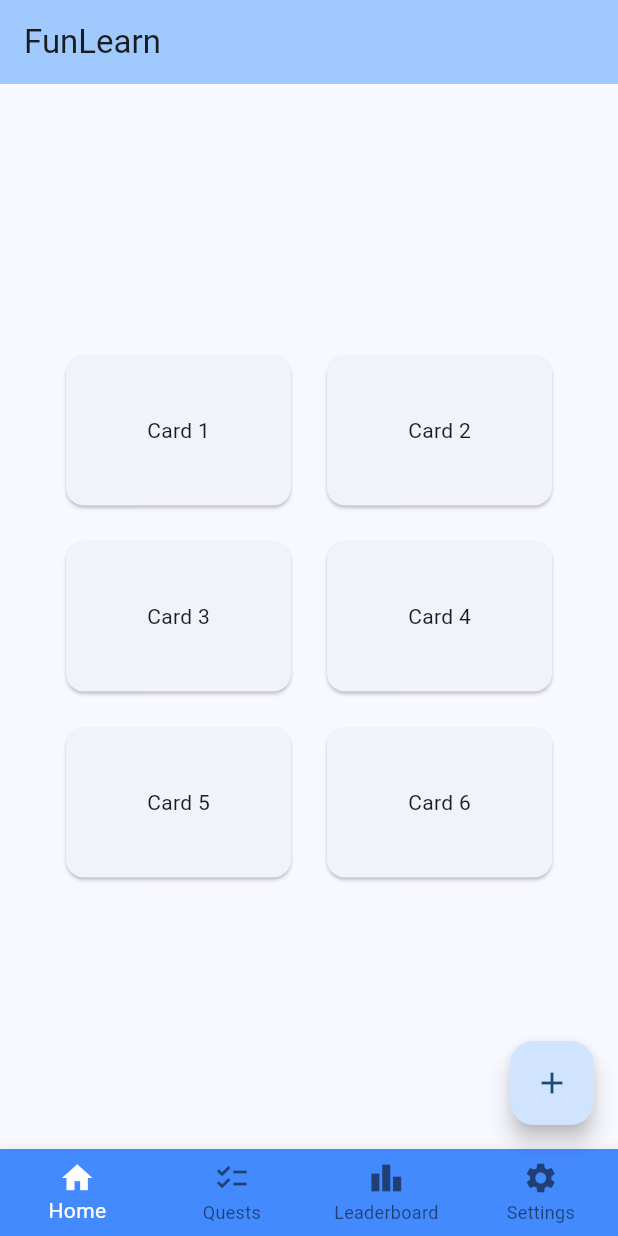
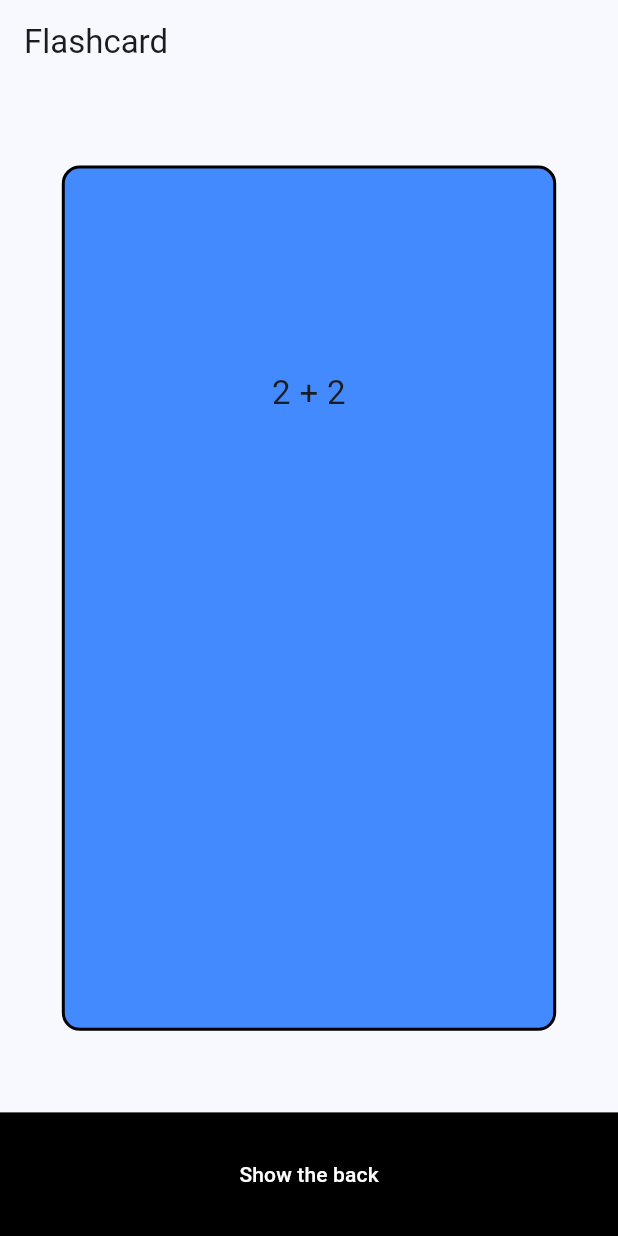
Before and after one commit to klinkl/FunLearn-client, a Flutter app: the screen it shows after launch, on a phone screen of 412 x 824 dp. Run offline on Flutter 3.47's test engine with Material 3 defaults, Android fonts, the light colour scheme and no system bars.

Commit message:
flashcard screen v1 ready for test but not finished

```diff
--- a/lib/main.dart
+++ b/lib/main.dart
@@ -1,4 +1,6 @@
 import 'package:flutter/material.dart';
+import 'screens/learning_view.dart';
+import 'screens/cards_list_view.dart';
 
 void main() {
   runApp(const MyApp());
@@ -30,149 +32,7 @@ class MyApp extends StatelessWidget {
         // tested with just a hot reload.
         colorScheme: .fromSeed(seedColor: Colors.blue),
       ),
-      home: const MyHomePage(title: 'FunLearn'),
+      home: MyFlashcardScreen(),
     );
   }
 }
-
-class MyHomePage extends StatefulWidget {
-  const MyHomePage({super.key, required this.title});
-
-  // This widget is the home page of your application. It is stateful, meaning
-  // that it has a State object (defined below) that contains fields that affect
-  // how it looks.
-
-  // This class is the configuration for the state. It holds the values (in this
-  // case the title) provided by the parent (in this case the App widget) and
-  // used by the build method of the State. Fields in a Widget subclass are
-  // always marked "final".
-
-  final String title;
-
-  @override
-  State<MyHomePage> createState() => _MyHomePageState();
-}
-
-class _MyHomePageState extends State<MyHomePage> {
-  int _counter = 0;
-
-  void _incrementCounter() {
-    setState(() {
-      // This call to setState tells the Flutter framework that something has
-      // changed in this State, which causes it to rerun the build method below
-      // so that the display can reflect the updated values. If we changed
-      // _counter without calling setState(), then the build method would not be
-      // called again, and so nothing would appear to happen.
-      _counter++;
-    });
-  }
-
-  @override
-  Widget build(BuildContext context) {
-    // This method is rerun every time setState is called, for instance as done
-    // by the _incrementCounter method above.
-    //
-    // The Flutter framework has been optimized to make rerunning build methods
-    // fast, so that you can just rebuild anything that needs updating rather
-    // than having to individually change instances of widgets.
-    return Scaffold(
-      appBar: AppBar(
-        // TRY THIS: Try changing the color here to a specific color (to
-        // Colors.amber, perhaps?) and trigger a hot reload to see the AppBar
-        // change color while the other colors stay the same.
-        backgroundColor: Theme.of(context).colorScheme.inversePrimary,
-        // Here we take the value from the MyHomePage object that was created by
-        // the App.build method, and use it to set our appbar title.
-        title: Text(widget.title),
-      ),
-      body: Center(
-        // Center is a layout widget. It takes a single child and positions it
-        // in the middle of the parent.
-        child: Column(
-          // Column is also a layout widget. It takes a list of children and
-          // arranges them vertically. By default, it sizes itself to fit its
-          // children horizontally, and tries to be as tall as its parent.
-          //
-          // Column has various properties to control how it sizes itself and
-          // how it positions its children. Here we use mainAxisAlignment to
-          // center the children vertically; the main axis here is the vertical
-          // axis because Columns are vertical (the cross axis would be
-          // horizontal).
-          //
-          // TRY THIS: Invoke "debug painting" (choose the "Toggle Debug Paint"
-          // action in the IDE, or press "p" in the console), to see the
-          // wireframe for each widget.
-          mainAxisAlignment: .center,
-          children: [
-            Row(
-              mainAxisAlignment: MainAxisAlignment.center,
-              children: [
-                Card(child: _SampleCard(cardName: 'Card 1')),
-                SizedBox(width: 16),
-                Card(child: _SampleCard(cardName: 'Card 2')),
-              ],
-            ),
-            SizedBox(height: 16),
-            Row(
-              mainAxisAlignment: MainAxisAlignment.center,
-              children: [
-                Card(child: _SampleCard(cardName: 'Card 3')),
-                SizedBox(width: 16),
-                Card(child: _SampleCard(cardName: 'Card 4')),
-              ],
-            ),
-            SizedBox(height: 16),
-            Row(
-              mainAxisAlignment: MainAxisAlignment.center,
-              children: [
-                Card(child: _SampleCard(cardName: 'Card 5')),
-                SizedBox(width: 16),
-                Card(child: _SampleCard(cardName: 'Card 6')),
-              ],
-            ),
-          ],
-        ),
-      ), //maybe use the floatingActionButton as a button to add new Anki sets?
-      floatingActionButton: FloatingActionButton(
-        onPressed: _incrementCounter,
-        tooltip: 'Increment',
-        child: const Icon(Icons.add),
-      ),
-      bottomNavigationBar: BottomNavigationBar(backgroundColor: Colors.blueAccent,
-          selectedItemColor: Colors.white,
-          type: BottomNavigationBarType.fixed,
-          items: const <BottomNavigationBarItem>[
-      BottomNavigationBarItem(
-        icon: Icon(Icons.home),
-        label: 'Home',
-      ),
-        BottomNavigationBarItem(
-          icon: Icon(Icons.checklist),
-          label: 'Quests',
-        ),
-        BottomNavigationBarItem(
-          icon: Icon(Icons.leaderboard),
-          label: 'Leaderboard',
-        ),
-
-        BottomNavigationBarItem(
-          icon: Icon(Icons.settings),
-          label: 'Settings',
-        ),
-      ]),
-    );
-  }
-}
-class _SampleCard extends StatelessWidget {
-  final String cardName;
-  const _SampleCard({required this.cardName, super.key});
-
-  @override
-  Widget build(BuildContext context) {
-    return SizedBox(
-      width: 150,
-      height: 100,
-      child: Center(child: Text(cardName)),
-    );
-  }
-}
--- /dev/null
+++ b/lib/screens/cards_list_view.dart
@@ -0,0 +1,140 @@
+import 'package:flutter/material.dart';
+
+class MyHomePage extends StatefulWidget {
+  const MyHomePage({super.key, required this.title});
+
+  // This widget is the home page of your application. It is stateful, meaning
+  // that it has a State object (defined below) that contains fields that affect
+  // how it looks.
+
+  // This class is the configuration for the state. It holds the values (in this
+  // case the title) provided by the parent (in this case the App widget) and
+  // used by the build method of the State. Fields in a Widget subclass are
+  // always marked "final".
+
+  final String title;
+
+  @override
+  State<MyHomePage> createState() => _MyHomePageState();
+}
+
+class _MyHomePageState extends State<MyHomePage> {
+  int _counter = 0;
+
+  void _incrementCounter() {
+    setState(() {
+      // This call to setState tells the Flutter framework that something has
+      // changed in this State, which causes it to rerun the build method below
+      // so that the display can reflect the updated values. If we changed
+      // _counter without calling setState(), then the build method would not be
+      // called again, and so nothing would appear to happen.
+      _counter++;
+    });
+  }
+
+  @override
+  Widget build(BuildContext context) {
+    // This method is rerun every time setState is called, for instance as done
+    // by the _incrementCounter method above.
+    //
+    // The Flutter framework has been optimized to make rerunning build methods
+    // fast, so that you can just rebuild anything that needs updating rather
+    // than having to individually change instances of widgets.
+    return Scaffold(
+      appBar: AppBar(
+        // TRY THIS: Try changing the color here to a specific color (to
+        // Colors.amber, perhaps?) and trigger a hot reload to see the AppBar
+        // change color while the other colors stay the same.
+        backgroundColor: Theme.of(context).colorScheme.inversePrimary,
+        // Here we take the value from the MyHomePage object that was created by
+        // the App.build method, and use it to set our appbar title.
+        title: Text(widget.title),
+      ),
+      body: Center(
+        // Center is a layout widget. It takes a single child and positions it
+        // in the middle of the parent.
+        child: Column(
+          // Column is also a layout widget. It takes a list of children and
+          // arranges them vertically. By default, it sizes itself to fit its
+          // children horizontally, and tries to be as tall as its parent.
+          //
+          // Column has various properties to control how it sizes itself and
+          // how it positions its children. Here we use mainAxisAlignment to
+          // center the children vertically; the main axis here is the vertical
+          // axis because Columns are vertical (the cross axis would be
+          // horizontal).
+          //
+          // TRY THIS: Invoke "debug painting" (choose the "Toggle Debug Paint"
+          // action in the IDE, or press "p" in the console), to see the
+          // wireframe for each widget.
+          mainAxisAlignment: .center,
+          children: [
+            Row(
+              mainAxisAlignment: MainAxisAlignment.center,
+              children: [
+                Card(child: _SampleCard(cardName: 'Card 1')),
+                SizedBox(width: 16),
+                Card(child: _SampleCard(cardName: 'Card 2')),
+              ],
+            ),
+            SizedBox(height: 16),
+            Row(
+              mainAxisAlignment: MainAxisAlignment.center,
+              children: [
+                Card(child: _SampleCard(cardName: 'Card 3')),
+                SizedBox(width: 16),
+                Card(child: _SampleCard(cardName: 'Card 4')),
+              ],
+            ),
+            SizedBox(height: 16),
+            Row(
+              mainAxisAlignment: MainAxisAlignment.center,
+              children: [
+                Card(child: _SampleCard(cardName: 'Card 5')),
+                SizedBox(width: 16),
+                Card(child: _SampleCard(cardName: 'Card 6')),
+              ],
+            ),
+          ],
+        ),
+      ), //maybe use the floatingActionButton as a button to add new Anki sets?
+      floatingActionButton: FloatingActionButton(
+        onPressed: _incrementCounter,
+        tooltip: 'Increment',
+        child: const Icon(Icons.add),
+      ),
+      bottomNavigationBar: BottomNavigationBar(
+        backgroundColor: Colors.blueAccent,
+        selectedItemColor: Colors.white,
+        type: BottomNavigationBarType.fixed,
+        items: const <BottomNavigationBarItem>[
+          BottomNavigationBarItem(icon: Icon(Icons.home), label: 'Home'),
+          BottomNavigationBarItem(icon: Icon(Icons.checklist), label: 'Quests'),
+          BottomNavigationBarItem(
+            icon: Icon(Icons.leaderboard),
+            label: 'Leaderboard',
+          ),
+
+          BottomNavigationBarItem(
+            icon: Icon(Icons.settings),
+            label: 'Settings',
+          ),
+        ],
+      ),
+    );
+  }
+}
+
+class _SampleCard extends StatelessWidget {
+  final String cardName;
+  const _SampleCard({required this.cardName, super.key});
+
+  @override
+  Widget build(BuildContext context) {
+    return SizedBox(
+      width: 150,
+      height: 100,
+      child: Center(child: Text(cardName)),
+    );
+  }
+}
--- /dev/null
+++ b/lib/screens/learning_view.dart
@@ -0,0 +1,179 @@
+import 'package:flutter/material.dart';
+
+class Flashcard {
+  final String front;
+  final String back;
+
+  Flashcard({required this.front, required this.back});
+}
+
+class MyFlashcardScreen extends StatelessWidget {
+  const MyFlashcardScreen({super.key});
+
+  @override
+  Widget build(BuildContext context) {
+    Flashcard card = Flashcard(front: "2 + 2", back: "4");
+    return LearningView(flashcard: card);
+  }
+}
+
+class LearningView extends StatefulWidget {
+  final Flashcard flashcard;
+
+  const LearningView({super.key, required this.flashcard});
+
+  @override
+  State<LearningView> createState() => _LearningViewState();
+}
+
+class _LearningViewState extends State<LearningView> {
+  bool _backShow = false;
+
+  void _show() {
+    setState(() {
+      _backShow = !_backShow;
+    });
+  }
+
+  @override
+  Widget build(BuildContext context) {
+    return Scaffold(
+      appBar: AppBar(title: Text("Flashcard")),
+
+      body: Center(
+        child: Container(
+          padding: EdgeInsets.all(20),
+          margin: EdgeInsets.all(20),
+          width: MediaQuery.of(context).size.width * 0.8,
+          height: MediaQuery.of(context).size.height * 0.7,
+          decoration: BoxDecoration(
+            color: Colors.blueAccent,
+            borderRadius: BorderRadius.circular(12),
+            border: Border.all(color: Colors.black, width: 2),
+          ),
+          child: Column(
+            children: [
+              Expanded(
+                child: Center(
+                  child: Text(
+                    widget.flashcard.front,
+                    textAlign: TextAlign.center,
+                    style: TextStyle(fontSize: 22),
+                  ),
+                ),
+              ),
+
+              Visibility(
+                visible: _backShow,
+                maintainSize: true,
+                maintainAnimation: true,
+                maintainState: true,
+                child: Divider(thickness: 1, color: Colors.black),
+              ),
+
+              Expanded(
+                child: Visibility(
+                  visible: _backShow,
+                  maintainSize: true,
+                  maintainAnimation: true,
+                  maintainState: true,
+                  child: Center(
+                    child: Text(
+                      widget.flashcard.back,
+                      textAlign: TextAlign.center,
+                      style: TextStyle(fontSize: 22),
+                    ),
+                  ),
+                ),
+              ),
+            ],
+          ),
+        ),
+      ),
+      bottomNavigationBar: _backShow
+          ? Row(
+              children: [
+                Expanded(
+                  child: SizedBox(
+                    height: MediaQuery.of(context).size.height * 0.1,
+                    child: TextButton(
+                      onPressed: _show,
+                      style: TextButton.styleFrom(
+                        backgroundColor: Colors.red,
+                        foregroundColor: Colors.black,
+                        shape: RoundedRectangleBorder(
+                          borderRadius: BorderRadius.circular(0),
+                        ),
+                      ),
+                      child: Text("Again"),
+                    ),
+                  ),
+                ),
+                Expanded(
+                  child: SizedBox(
+                    height: MediaQuery.of(context).size.height * 0.1,
+                    child: TextButton(
+                      onPressed: _show,
+                      style: TextButton.styleFrom(
+                        backgroundColor: Colors.orange,
+                        foregroundColor: Colors.black,
+                        shape: RoundedRectangleBorder(
+                          borderRadius: BorderRadius.circular(0),
+                        ),
+                      ),
+                      child: Text("Hard"),
+                    ),
+                  ),
+                ),
+                Expanded(
+                  child: SizedBox(
+                    height: MediaQuery.of(context).size.height * 0.1,
+                    child: TextButton(
+                      onPressed: _show,
+                      style: TextButton.styleFrom(
+                        backgroundColor: Colors.lightGreen,
+                        foregroundColor: Colors.black,
+                        shape: RoundedRectangleBorder(
+                          borderRadius: BorderRadius.circular(0),
+                        ),
+                      ),
+                      child: Text("Okay"),
+                    ),
+                  ),
+                ),
+                Expanded(
+                  child: SizedBox(
+                    height: MediaQuery.of(context).size.height * 0.1,
+                    child: TextButton(
+                      onPressed: _show,
+                      style: TextButton.styleFrom(
+                        backgroundColor: Colors.green,
+                        foregroundColor: Colors.black,
+                        shape: RoundedRectangleBorder(
+                          borderRadius: BorderRadius.circular(0),
+                        ),
+                      ),
+                      child: Text("Easy"),
+                    ),
+                  ),
+                ),
+              ],
+            )
+          : SizedBox(
+              height: MediaQuery.of(context).size.height * 0.1,
+              width: double.infinity,
+              child: TextButton(
+                onPressed: _show,
+                style: TextButton.styleFrom(
+                  backgroundColor: Colors.black,
+                  foregroundColor: Colors.white,
+                  shape: RoundedRectangleBorder(
+                    borderRadius: BorderRadius.circular(0),
+                  ),
+                ),
+                child: Text("Show the back"),
+              ),
+            ),
+    );
+  }
+}
```
